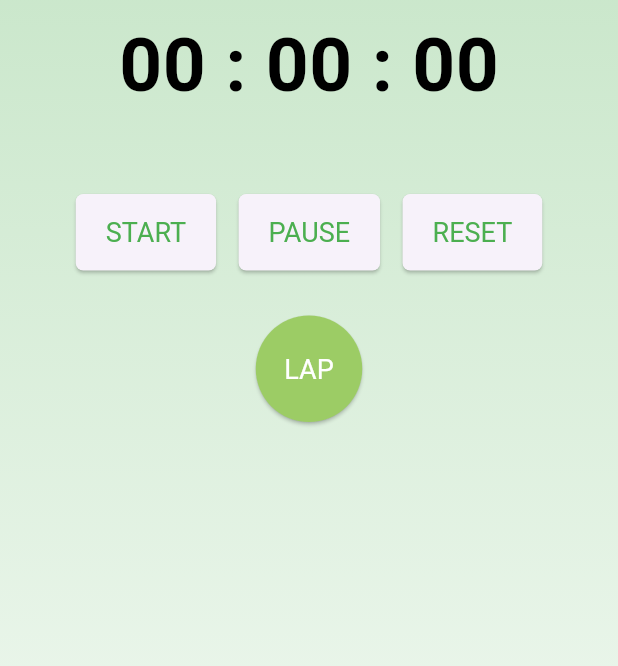
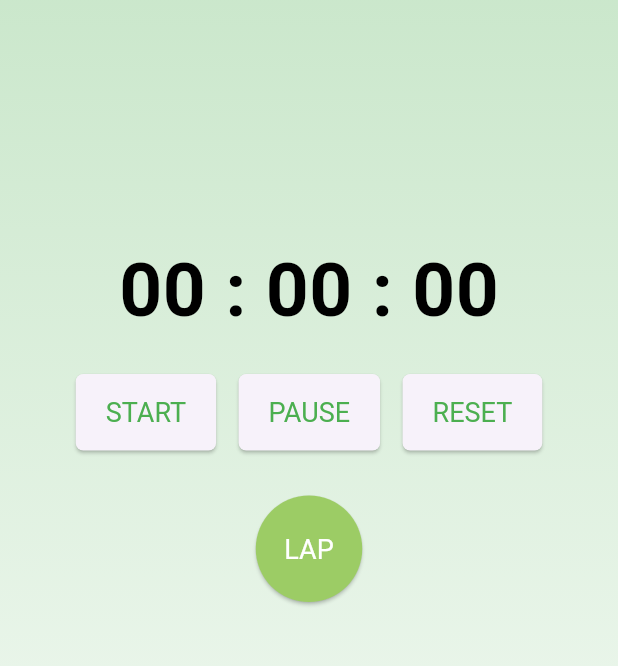
Before and after one commit to Rebeka97/stopwatch, a Flutter app: the screen it shows after launch, on a phone screen of 412 x 824 dp, the part 64-730 px from its top. Run offline on Flutter 3.47's test engine with Material 3 defaults, Android fonts, the phone set to English and light mode, and no system bars.

Commit message:
Removed default padding from ListView builder

```diff
--- a/lib/main.dart
+++ b/lib/main.dart
@@ -164,8 +164,7 @@ class CounterAppState extends State<CounterApp> {
           //hatterszin
           decoration: const BoxDecoration(
             gradient: LinearGradient(
-              colors: [Color(0xFFC8E6C9), Color(0xFFFFFFFF)
-              ],
+              colors: [Color(0xFFC8E6C9), Color(0xFFFFFFFF)],
               begin: Alignment.topCenter,
               end: Alignment.bottomCenter,
             ),
@@ -177,7 +176,7 @@ class CounterAppState extends State<CounterApp> {
               child: Column(
                 children: <Widget>[
                   Padding(
-                    padding: const EdgeInsets.only(top: 50.0),
+                    padding: const EdgeInsets.only(top: 200.0),
                     child: Row(
                       mainAxisAlignment: MainAxisAlignment.center,
                       //kozepre igazitja egy sorba a szamlalokat
@@ -187,7 +186,7 @@ class CounterAppState extends State<CounterApp> {
                     ),
                   ),
 
-                  const SizedBox(height: 50),
+                  const SizedBox(height: 20),
 
                   /*Row(
               mainAxisAlignment: MainAxisAlignment.center,
@@ -325,7 +324,7 @@ class CounterAppState extends State<CounterApp> {
                     ),
                   ),
 
-                  const SizedBox(height: 10),
+                  const SizedBox(height: 5),
 
                   //Korido listajat kijelzem
                   Expanded(
@@ -334,6 +333,7 @@ class CounterAppState extends State<CounterApp> {
                       child: laps.isEmpty
                           ? Container()
                           : ListView.builder(
+                              padding: EdgeInsets.zero,
                               itemCount: laps.length,
                               itemBuilder: (context, index) {
                                 final lapNumber = laps.length - index;
@@ -346,7 +346,7 @@ class CounterAppState extends State<CounterApp> {
 
                                 return Padding(
                                   padding: const EdgeInsets.symmetric(
-                                    vertical: 8.0,
+                                    vertical: 5.0,
                                   ),
                                   child: Row(
                                     mainAxisAlignment:
```
